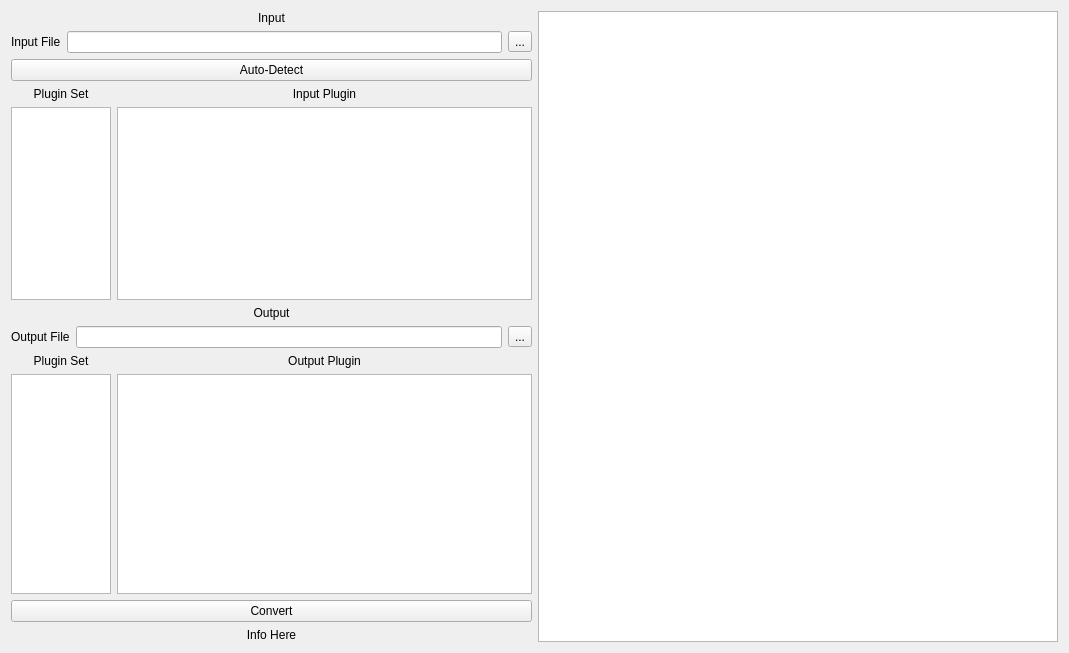
The window that objects_ui/ui_pyqt.ui (SatyrDiamond/DawVert) describes before a commit, drawn with Qt 5.
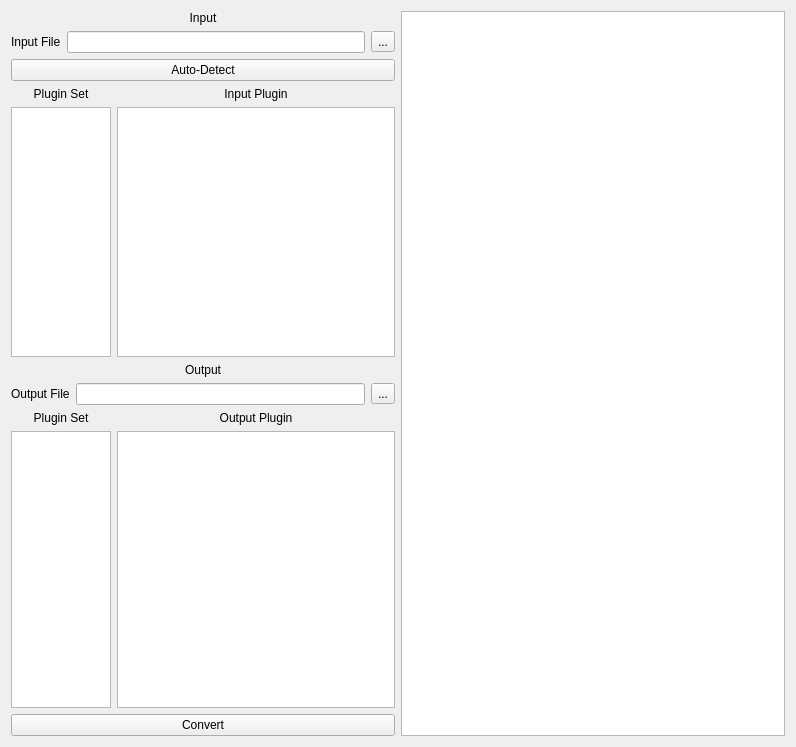
The same window after the commit.

Commit message: ui file ext detect

Diff of the .ui file:
```diff
--- a/objects_ui/ui_pyqt.ui
+++ b/objects_ui/ui_pyqt.ui
@@ -6,8 +6,8 @@
    <rect>
     <x>0</x>
     <y>0</y>
-    <width>1069</width>
-    <height>653</height>
+    <width>796</width>
+    <height>747</height>
    </rect>
   </property>
   <property name="windowTitle">
@@ -240,25 +240,6 @@
          </property>
         </widget>
        </item>
-       <item>
-        <widget class="QLabel" name="StatusText">
-         <property name="sizePolicy">
-          <sizepolicy hsizetype="Minimum" vsizetype="Minimum">
-           <horstretch>0</horstretch>
-           <verstretch>0</verstretch>
-          </sizepolicy>
-         </property>
-         <property name="styleSheet">
-          <string notr="true">font: 14pt &quot;Arial&quot;;</string>
-         </property>
-         <property name="text">
-          <string>Info Here</string>
-         </property>
-         <property name="alignment">
-          <set>Qt::AlignCenter</set>
-         </property>
-        </widget>
-       </item>
       </layout>
      </item>
      <item>
@@ -267,18 +248,9 @@
         <number>0</number>
        </property>
        <item>
-        <widget class="QTextBrowser" name="LogText">
-         <property name="minimumSize">
-          <size>
-           <width>0</width>
-           <height>0</height>
-          </size>
-         </property>
-         <property name="baseSize">
-          <size>
-           <width>0</width>
-           <height>0</height>
-          </size>
+        <widget class="QPlainTextEdit" name="LogText">
+         <property name="readOnly">
+          <bool>true</bool>
          </property>
         </widget>
        </item>
```
The commit also changes 3 other files.
